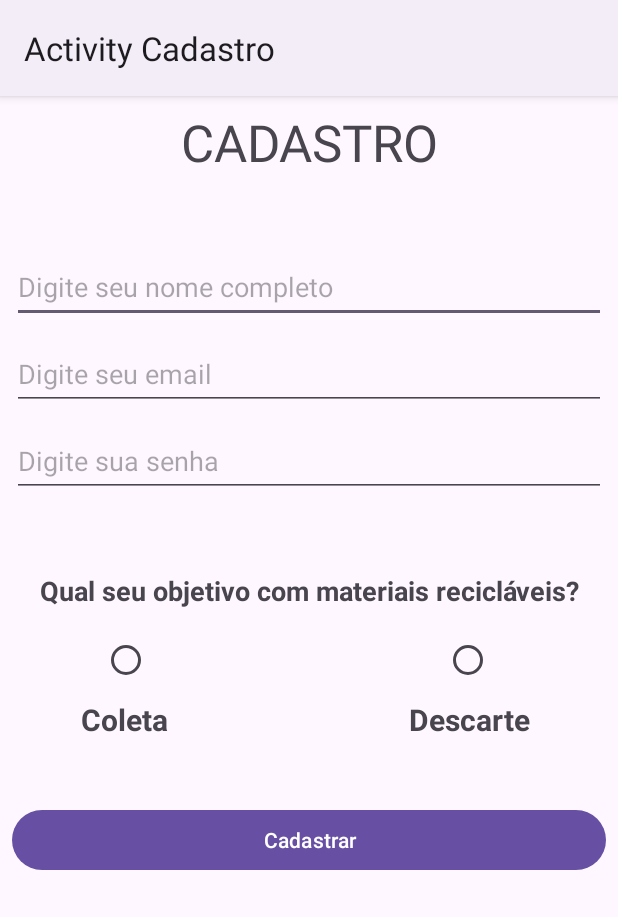
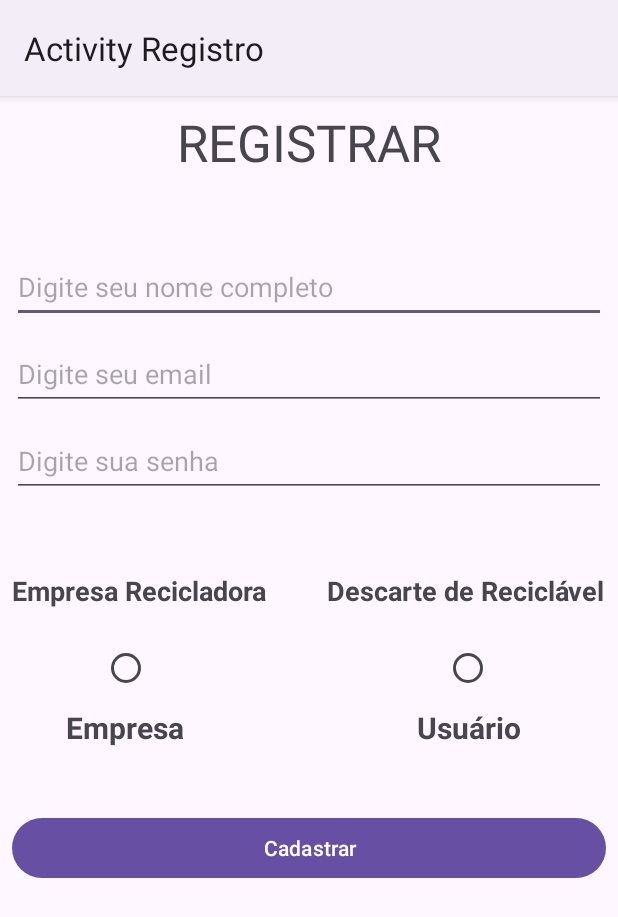
Before and after one commit to rxsantos/greencycle, an Android app: the Registro screen opened directly, with no data from a screen before it, on a phone screen of 412 x 824 dp. Shown: the top 917 px of the screen. Run offline under Robolectric (Android 15) with nearby library versions, the phone set to English and light mode, and no system bars.

Commit message:
Adicionada condição para redirecionamento de Telas Empresa(1), Cliente(2) ou Admin(3) conforme opção de cadastro

```diff
--- a/app/src/main/AndroidManifest.xml
+++ b/app/src/main/AndroidManifest.xml
@@ -13,13 +13,16 @@
         android:theme="@style/Theme.MultiActivity"
         tools:targetApi="31">
         <activity
-            android:name=".controller.Cadastro"
+            android:name=".controller.ListUsers"
+            android:exported="false" />
+        <activity
+            android:name=".controller.Registro"
             android:exported="false" />
         <activity
             android:name=".controller.RecuperarSenha"
             android:exported="false" />
         <activity
-            android:name=".controller.Formulario"
+            android:name=".controller.Admin"
             android:exported="false" />
         <activity
             android:name=".controller.Empresa"
--- a/app/src/main/java/com/pucpr/greencycle/controller/Formulario.java
+++ b/app/src/main/java/com/pucpr/greencycle/controller/Admin.java
@@ -7,15 +7,15 @@ import android.widget.RadioButton;
 
 import com.pucpr.greencycle.R;
 
-public class Formulario extends AppCompatActivity {
+public class Admin extends AppCompatActivity {
 
     RadioButton collector, delivery;
 
     @Override
     protected void onCreate(Bundle savedInstanceState) {
         super.onCreate(savedInstanceState);
-        setContentView(R.layout.activity_cadastro);
-        setTitle("Activity Cadastro");
+        setContentView(R.layout.activity_admin);
+        setTitle("Activity Administrador");
         //collector = (RadioButton) findViewById(R.id.editRadioOp1);
         //delivery = (RadioButton) findViewById(R.id.editRadioOp2);
 
--- a/app/src/main/java/com/pucpr/greencycle/controller/Cadastro.java
+++ b/app/src/main/java/com/pucpr/greencycle/controller/Registro.java
@@ -1,11 +1,8 @@
 package com.pucpr.greencycle.controller;
 
-import androidx.appcompat.app.AlertDialog;
 import androidx.appcompat.app.AppCompatActivity;
 
-import android.annotation.SuppressLint;
 import android.content.Context;
-import android.content.DialogInterface;
 import android.database.Cursor;
 import android.database.sqlite.SQLiteDatabase;
 import android.os.Bundle;
@@ -17,17 +14,15 @@ import android.widget.RadioButton;
 import android.widget.Toast;
 
 import com.pucpr.greencycle.R;
-import com.pucpr.greencycle.model.Contact;
 import com.pucpr.greencycle.model.ContactDatabase;
-import com.pucpr.greencycle.model.DataModel;
 
-public class Cadastro extends AppCompatActivity {
+public class Registro extends AppCompatActivity {
 
     EditText Name, Email, Password;
     Button Cadastro;
     RadioButton Coleta, Descarte;
-    String NameHolder, EmailHolder, PasswordHolder;
-    Boolean EditTextEmptyHolder, Op;
+    String NameHolder, EmailHolder, PasswordHolder, Op;
+    Boolean EditTextEmptyHolder;
     SQLiteDatabase sqLiteDatabaseObj;
     String SQLiteDataBaseQueryHolder ;
     ContactDatabase database;
@@ -40,7 +35,7 @@ public class Cadastro extends AppCompatActivity {
     protected void onCreate(Bundle savedInstanceState) {
         super.onCreate(savedInstanceState);
         setContentView(R.layout.activity_registro);
-        setTitle("Activity Cadastro");
+        setTitle("Activity Registro");
 
         Name = findViewById(R.id.fullnameEditText);
         Email = findViewById(R.id.emailEditText);
@@ -109,13 +104,13 @@ public class Cadastro extends AppCompatActivity {
             sqLiteDatabaseObj.close();
 
             //Printing toast message after done insert
-            Toast.makeText(Cadastro.this, "Usuário Cadastrado com Sucesso!", Toast.LENGTH_LONG).show();
+            Toast.makeText(Registro.this, "Usuário Cadastrado com Sucesso!", Toast.LENGTH_LONG).show();
         }
         // This block will execute if any of the registration EditText is empty.
         else {
 
             //Printing toast message if any of EditTExt is Empty
-            Toast.makeText(Cadastro.this, "Por favor, preencha todos os campos obrigatórios.", Toast.LENGTH_LONG).show();
+            Toast.makeText(Registro.this, "Por favor, preencha todos os campos obrigatórios.", Toast.LENGTH_LONG).show();
         }
 
     }
@@ -134,12 +129,12 @@ public class Cadastro extends AppCompatActivity {
         EmailHolder = Email.getText().toString();
         PasswordHolder = Password.getText().toString();
         if (Coleta.isChecked()){
-            Op = true;
-        }else{
-            Op = false;
+            Op = "1";
+        }else if(Descarte.isChecked()){
+            Op = "2";
         }
 
-        if (TextUtils.isEmpty(NameHolder) || TextUtils.isEmpty(EmailHolder) || TextUtils.isEmpty(PasswordHolder)){
+        if (TextUtils.isEmpty(NameHolder) || TextUtils.isEmpty(EmailHolder) || TextUtils.isEmpty(PasswordHolder) || TextUtils.isEmpty(Op)){
             EditTextEmptyHolder = false;
         } else{
             EditTextEmptyHolder = true;
@@ -173,7 +168,7 @@ public class Cadastro extends AppCompatActivity {
         if (F_Result.equalsIgnoreCase("Email Encontrado")){
 
             // If email is exists then toast msg will display.
-            Toast.makeText(Cadastro.this,"Email já existe. Utilize outro email!",Toast.LENGTH_LONG).show();
+            Toast.makeText(Registro.this,"Email já existe. Utilize outro email!",Toast.LENGTH_LONG).show();
         }else{
             // If email already dose n't exists then user registration details will entered to SQLite database.
             InsertDataIntoSQLiteDatabase();
--- a/app/src/main/java/com/pucpr/greencycle/model/Contact.java
+++ b/app/src/main/java/com/pucpr/greencycle/model/Contact.java
@@ -15,7 +15,7 @@ public class Contact {
         this.op = op;
     }
 
-    public Contact(String name, String email, String password) {
+    public Contact(String name, String email, String password,String op) {
         this.name = name;
         this.email = email;
         this.password = password;
@@ -63,7 +63,7 @@ public class Contact {
     }
 
     public void print(){
-        Log.v("SQLDatabase", "Contact["+id+"]:"+name+" Email: "+email+ " Password: "+password);
+        Log.v("SQLDatabase", "Contact["+id+"]:"+name+" Email: "+email+ " Password: "+password+ " Tipo: " +op);
     }
     /*
     private String op, name, phone, address, city, zipcode, country, email, password, cpf, cnpj, residuo, data, hora;
--- a/app/src/main/res/layout/activity_registro.xml
+++ b/app/src/main/res/layout/activity_registro.xml
@@ -4,7 +4,7 @@
     xmlns:tools="http://schemas.android.com/tools"
     android:layout_width="match_parent"
     android:layout_height="match_parent"
-    tools:context=".controller.Cadastro">
+    tools:context=".controller.Registro">
 
     <LinearLayout
         android:layout_width="match_parent"
@@ -23,7 +23,7 @@
             android:id="@+id/textView4"
             android:layout_width="match_parent"
             android:layout_height="wrap_content"
-            android:text="CADASTRO"
+            android:text="REGISTRAR"
             android:textAlignment="center"
             android:textAppearance="@style/TextAppearance.AppCompat.Display1" />
 
@@ -70,14 +70,31 @@
             android:layout_width="match_parent"
             android:layout_height="50dp" />
 
-        <TextView
-            android:id="@+id/textView7"
+        <TableRow
             android:layout_width="match_parent"
-            android:layout_height="wrap_content"
-            android:text="Qual seu objetivo com materiais recicláveis?"
-            android:textAlignment="center"
-            android:textSize="18sp"
-            android:textStyle="bold" />
+            android:layout_height="30dp" >
+
+            <TextView
+                android:id="@+id/textView7"
+                android:layout_width="wrap_content"
+                android:layout_height="wrap_content"
+                android:text="Empresa Recicladora"
+                android:textAlignment="textStart"
+                android:textSize="18sp"
+                android:textStyle="bold" />
+
+            <Space
+                android:layout_width="40dp"
+                android:layout_height="match_parent" />
+
+            <TextView
+                android:id="@+id/textView6"
+                android:layout_width="match_parent"
+                android:layout_height="wrap_content"
+                android:text="Descarte de Reciclável"
+                android:textSize="18sp"
+                android:textStyle="bold" />
+        </TableRow>
 
         <Space
             android:layout_width="match_parent"
@@ -123,7 +140,7 @@
                 android:id="@+id/textView9"
                 android:layout_width="90dp"
                 android:layout_height="match_parent"
-                android:text="Coleta"
+                android:text="Empresa"
                 android:textAlignment="center"
                 android:textAppearance="@style/TextAppearance.AppCompat.Display1"
                 android:textSize="20sp"
@@ -137,7 +154,7 @@
                 android:id="@+id/textView10"
                 android:layout_width="90dp"
                 android:layout_height="match_parent"
-                android:text="Descarte"
+                android:text="Usuário"
                 android:textAlignment="center"
                 android:textAppearance="@style/TextAppearance.AppCompat.Display1"
                 android:textSize="20sp"
```
Also changed, not shown: app/src/main/java/com/pucpr/greencycle/controller/ListUsers.java (added, +16 -0 lines), app/src/main/java/com/pucpr/greencycle/controller/Login.java (+43 -15 lines), app/src/main/res/layout/activity_admin.xml (renamed from app/src/main/res/layout/activity_cadastro.xml, +5 -5 lines), app/src/main/res/layout/activity_list_users.xml (added, +9 -0 lines).
